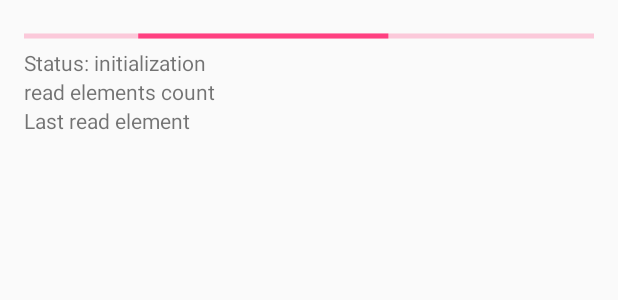
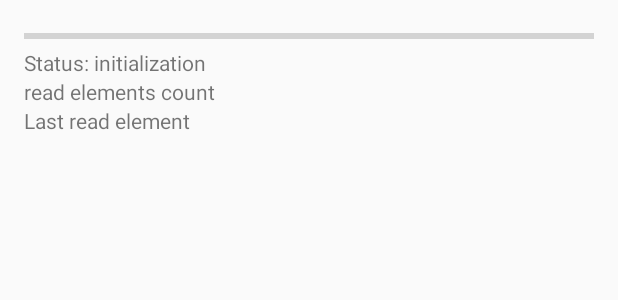
Before and after one commit to allco/RetrofitAndRxJava, an Android app: the layout activity_main.xml on its own in the app's theme, with its tools: preview values and no code run, on a phone screen of 412 x 824 dp. Shown: the top 300 px of the screen. Run offline under Robolectric (Android 15) with nearby library versions, the phone set to English and light mode, and no system bars; network calls fail.

Commit message:
introduce ViewModel

```diff
--- a/app/src/main/java/com/alsk/onebyone/hugejsonservice/rest/HugeJsonApi.java
+++ b/app/src/main/java/com/alsk/onebyone/hugejsonservice/rest/HugeJsonApi.java
@@ -1,6 +1,6 @@
 package com.alsk.onebyone.hugejsonservice.rest;
 
-import io.reactivex.Observable;
+import io.reactivex.Flowable;
 import okhttp3.ResponseBody;
 import retrofit2.Response;
 import retrofit2.http.GET;
@@ -13,5 +13,5 @@ public interface HugeJsonApi {
 
     @Streaming
     @GET("/zemirco/sf-city-lots-json/master/citylots.json")
-    Observable<Response<ResponseBody>> get();
+    Flowable<Response<ResponseBody>> get();
 }
--- a/app/src/main/res/layout/activity_main.xml
+++ b/app/src/main/res/layout/activity_main.xml
@@ -1,8 +1,20 @@
 <?xml version="1.0" encoding="utf-8"?>
-<layout
-    xmlns:android="http://schemas.android.com/apk/res/android"
+<layout xmlns:android="http://schemas.android.com/apk/res/android"
     xmlns:tools="http://schemas.android.com/tools"
-    >
+    xmlns:app="http://schemas.android.com/apk/res-auto">
+
+    <data>
+
+        <variable
+            name="model"
+            type="com.alsk.onebyone.hugejsonservice.MainViewModel" />
+    </data>
+
+    <android.support.v4.widget.SwipeRefreshLayout
+        android:layout_width="match_parent"
+        android:layout_height="match_parent"
+        app:refreshing="@{model.initializationInProgress}"
+        app:onRefreshListener="@{() -> model.reset()}">
 
         <LinearLayout
             android:id="@+id/activity_main"
@@ -13,36 +25,38 @@
             android:paddingLeft="@dimen/activity_horizontal_margin"
             android:paddingRight="@dimen/activity_horizontal_margin"
             android:paddingTop="@dimen/activity_vertical_margin"
-        tools:context="com.alsk.onebyone.MainActivity"
-        >
+            tools:context="com.alsk.onebyone.MainActivity">
 
             <ProgressBar
                 android:id="@+id/progressbar"
+                style="?android:attr/progressBarStyleHorizontal"
                 android:layout_width="fill_parent"
                 android:layout_height="wrap_content"
-            android:indeterminate="true"
-            style="?android:attr/progressBarStyleHorizontal"
-            />
+                app:min="@{0}"
+                app:max="@{model.TOTAL_ELEMENTS_COUNT}"
+                app:progress="@{model.progress}" />
 
             <TextView
                 android:id="@+id/tvStatus"
                 android:layout_width="wrap_content"
                 android:layout_height="wrap_content"
-            android:text="Status: initialization"
-            />
+                app:text="@{model.status}"
+                tools:text="Status: initialization" />
 
             <TextView
                 android:id="@+id/tvCounter"
                 android:layout_width="wrap_content"
                 android:layout_height="wrap_content"
-            tools:text="read elements count"
-            />
+                app:text="@{model.reportCounter}"
+                tools:text="read elements count" />
 
             <TextView
                 android:id="@+id/tvLastElement"
                 android:layout_width="wrap_content"
                 android:layout_height="wrap_content"
-            tools:text="Last read element"
-            />
+                app:text="@{model.lastItem}"
+                tools:text="Last read element" />
         </LinearLayout>
+
+    </android.support.v4.widget.SwipeRefreshLayout>
 </layout>
--- a/build.gradle
+++ b/build.gradle
@@ -2,12 +2,11 @@
 
 buildscript {
     repositories {
+        google()
         jcenter()
     }
     dependencies {
-        classpath 'com.android.tools.build:gradle:2.3.3'
-        classpath 'me.tatarka:gradle-retrolambda:3.2.5'
-
+        classpath 'com.android.tools.build:gradle:3.1.0-beta4'
         // NOTE: Do not place your application dependencies here; they belong
         // in the individual module build.gradle files
     }
@@ -15,6 +14,7 @@ buildscript {
 
 allprojects {
     repositories {
+        google()
         jcenter()
     }
 }
```
Also changed, not shown: app/build.gradle (+14 -17 lines), app/src/main/AndroidManifest.xml (+8 -12 lines), app/src/main/java/com/alsk/onebyone/MainActivity.java (+12 -120 lines), app/src/main/java/com/alsk/onebyone/hugejsonservice/MainViewModel.java (added, +141 -0 lines), gradle/wrapper/gradle-wrapper.properties. Lines whose indentation alone changed are shown as unchanged.
